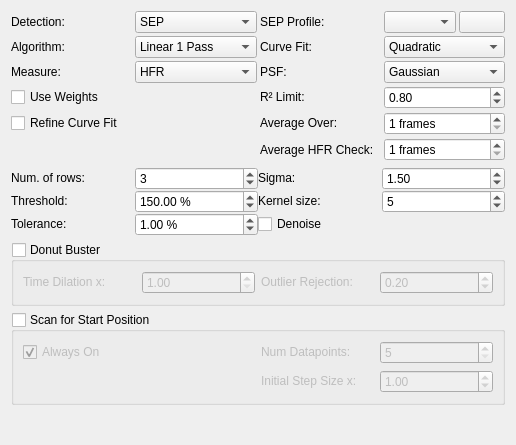
KDE/kstars, file kstars/ekos/focus/opsfocusprocess.ui: the form before one commit.
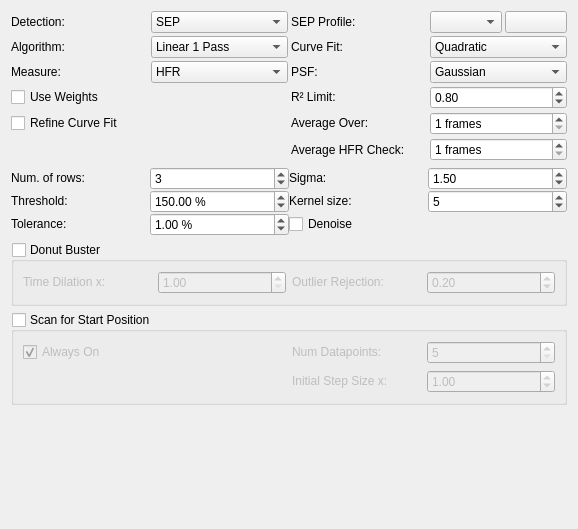
The form after the commit.

Commit message:
Fix timeDilation widget greyed out
time dilation widget is greyed out and cannot be activated. It is controlled by a checkable QGroupBox but this appears to be faulty.

Some sub widgets were set enabled and some disabled which seems to confuse the QGroupBox. Setting them all to enabled in designer seems to make it work correctly.

```diff
--- a/kstars/ekos/focus/opsfocusprocess.ui
+++ b/kstars/ekos/focus/opsfocusprocess.ui
@@ -6,8 +6,8 @@
    <rect>
     <x>0</x>
     <y>0</y>
-    <width>516</width>
-    <height>445</height>
+    <width>578</width>
+    <height>529</height>
    </rect>
   </property>
   <property name="windowTitle">
@@ -724,7 +724,7 @@
       <item row="0" column="0">
        <widget class="QLabel" name="label">
         <property name="enabled">
-         <bool>false</bool>
+         <bool>true</bool>
         </property>
         <property name="sizePolicy">
          <sizepolicy hsizetype="Preferred" vsizetype="Fixed">
@@ -743,7 +743,7 @@
       <item row="0" column="1">
        <widget class="QDoubleSpinBox" name="focusTimeDilation">
         <property name="enabled">
-         <bool>false</bool>
+         <bool>true</bool>
         </property>
         <property name="sizePolicy">
          <sizepolicy hsizetype="Preferred" vsizetype="Fixed">
@@ -770,6 +770,9 @@
       </item>
       <item row="0" column="2">
        <widget class="QLabel" name="label_2">
+        <property name="enabled">
+         <bool>true</bool>
+        </property>
         <property name="sizePolicy">
          <sizepolicy hsizetype="Preferred" vsizetype="Fixed">
           <horstretch>0</horstretch>
@@ -786,6 +789,9 @@
       </item>
       <item row="0" column="3">
        <widget class="QDoubleSpinBox" name="focusOutlierRejection">
+        <property name="enabled">
+         <bool>true</bool>
+        </property>
         <property name="sizePolicy">
          <sizepolicy hsizetype="Preferred" vsizetype="Fixed">
           <horstretch>0</horstretch>
@@ -835,6 +841,9 @@
      <layout class="QGridLayout" name="gridLayout_2">
       <item row="1" column="2">
        <widget class="QLabel" name="label_4">
+        <property name="enabled">
+         <bool>true</bool>
+        </property>
         <property name="sizePolicy">
          <sizepolicy hsizetype="Preferred" vsizetype="Fixed">
           <horstretch>0</horstretch>
@@ -851,6 +860,9 @@
       </item>
       <item row="1" column="3">
        <widget class="QDoubleSpinBox" name="focusScanStepSizeFactor">
+        <property name="enabled">
+         <bool>true</bool>
+        </property>
         <property name="sizePolicy">
          <sizepolicy hsizetype="Preferred" vsizetype="Fixed">
           <horstretch>0</horstretch>
@@ -873,6 +885,9 @@
       </item>
       <item row="0" column="0" colspan="2">
        <widget class="QCheckBox" name="focusScanAlwaysOn">
+        <property name="enabled">
+         <bool>true</bool>
+        </property>
         <property name="sizePolicy">
          <sizepolicy hsizetype="Preferred" vsizetype="Fixed">
           <horstretch>0</horstretch>
@@ -892,6 +907,9 @@
       </item>
       <item row="0" column="2">
        <widget class="QLabel" name="label_3">
+        <property name="enabled">
+         <bool>true</bool>
+        </property>
         <property name="sizePolicy">
          <sizepolicy hsizetype="Preferred" vsizetype="Fixed">
           <horstretch>0</horstretch>
@@ -905,6 +923,9 @@
       </item>
       <item row="0" column="3">
        <widget class="QSpinBox" name="focusScanDatapoints">
+        <property name="enabled">
+         <bool>true</bool>
+        </property>
         <property name="sizePolicy">
          <sizepolicy hsizetype="Preferred" vsizetype="Fixed">
           <horstretch>0</horstretch>
```
